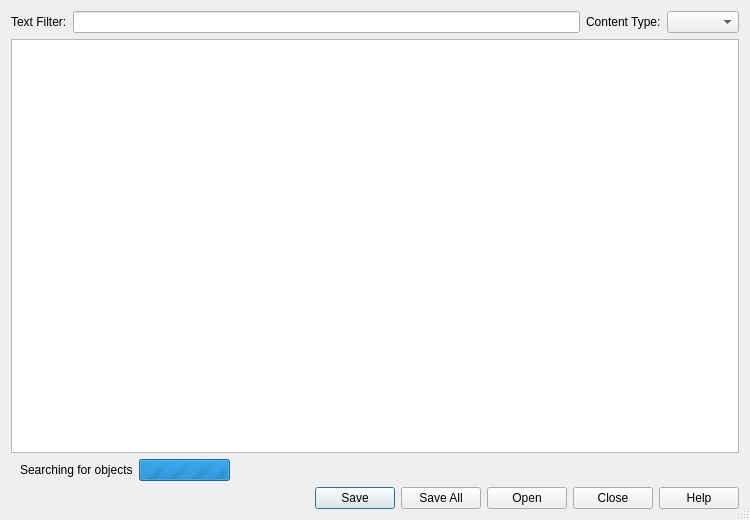
kimocoder/nexmon, file utilities/wireshark/ui/qt/export_object_dialog.ui: the form before one commit.
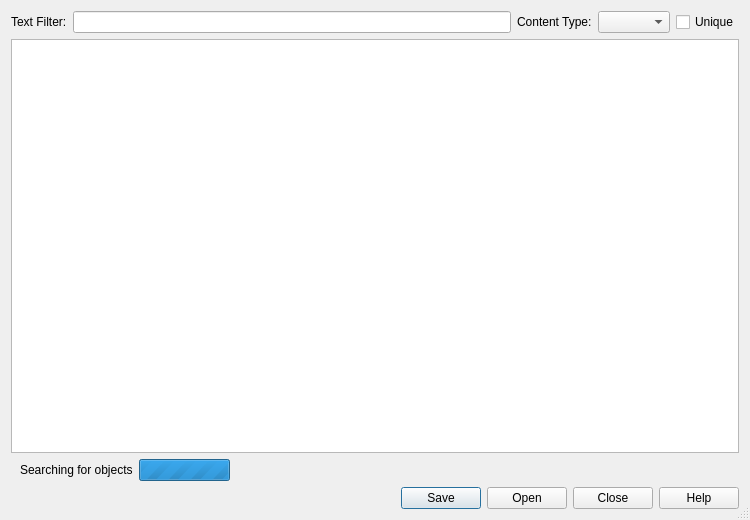
The form after the commit. Custom widgets are drawn as their Qt base class.

What changed in the file:
```diff
--- a/utilities/wireshark/ui/qt/export_object_dialog.ui
+++ b/utilities/wireshark/ui/qt/export_object_dialog.ui
@@ -43,6 +43,16 @@
      <item>
       <widget class="QComboBox" name="cmbContentType"/>
      </item>
+     <item>
+      <widget class="QCheckBox" name="uniqueCheckBox">
+       <property name="text">
+        <string>Unique</string>
+       </property>
+       <property name="toolTip">
+        <string>Only display the first of identical entries</string>
+       </property>
+      </widget>
+     </item>
     </layout>
    </item>
    <item>
@@ -130,7 +140,7 @@
       <enum>Qt::Horizontal</enum>
      </property>
      <property name="standardButtons">
-      <set>QDialogButtonBox::Close|QDialogButtonBox::Help|QDialogButtonBox::Open|QDialogButtonBox::Save|QDialogButtonBox::SaveAll</set>
+      <set>QDialogButtonBox::Close|QDialogButtonBox::Help|QDialogButtonBox::Open|QDialogButtonBox::Save</set>
      </property>
     </widget>
    </item>
```
Left out of the diff: 3 changed lines with no effect on the pictures.
